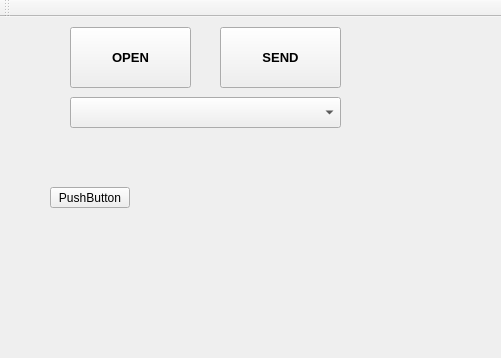
The window that mainwindow.ui (MaximusTRX/Juego_Topo_Qt) describes before a commit, drawn with Qt 5; both pictures show x 0 to 501 and y 0 to 358 of the 957 by 655 pixel window.
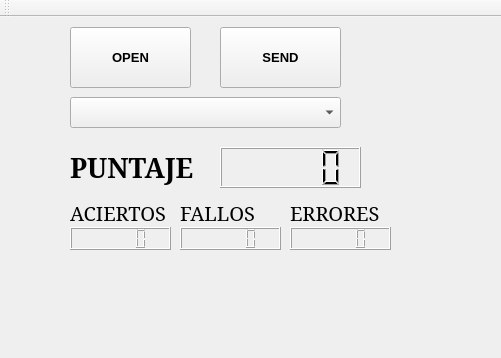
The same window after the commit.

Patch:
```diff
--- a/mainwindow.ui
+++ b/mainwindow.ui
@@ -112,17 +112,132 @@
      </rect>
     </property>
    </widget>
-   <widget class="QPushButton" name="pushButton">
+   <widget class="QLCDNumber" name="lcdNumber">
     <property name="geometry">
      <rect>
-      <x>50</x>
-      <y>170</y>
-      <width>80</width>
-      <height>21</height>
+      <x>70</x>
+      <y>210</y>
+      <width>101</width>
+      <height>23</height>
      </rect>
     </property>
+   </widget>
+   <widget class="QLCDNumber" name="lcdNumber_2">
+    <property name="geometry">
+     <rect>
+      <x>180</x>
+      <y>210</y>
+      <width>101</width>
+      <height>23</height>
+     </rect>
+    </property>
+   </widget>
+   <widget class="QLCDNumber" name="lcdNumber_3">
+    <property name="geometry">
+     <rect>
+      <x>290</x>
+      <y>210</y>
+      <width>101</width>
+      <height>23</height>
+     </rect>
+    </property>
+   </widget>
+   <widget class="QLCDNumber" name="lcdNumber_4">
+    <property name="geometry">
+     <rect>
+      <x>220</x>
+      <y>130</y>
+      <width>141</width>
+      <height>41</height>
+     </rect>
+    </property>
+    <property name="font">
+     <font>
+      <pointsize>20</pointsize>
+     </font>
+    </property>
+   </widget>
+   <widget class="QLabel" name="label">
+    <property name="geometry">
+     <rect>
+      <x>70</x>
+      <y>130</y>
+      <width>141</width>
+      <height>41</height>
+     </rect>
+    </property>
+    <property name="font">
+     <font>
+      <family>MS Serif</family>
+      <pointsize>20</pointsize>
+      <weight>75</weight>
+      <bold>true</bold>
+     </font>
+    </property>
     <property name="text">
-     <string>PushButton</string>
+     <string>PUNTAJE</string>
+    </property>
+   </widget>
+   <widget class="QLabel" name="label_2">
+    <property name="geometry">
+     <rect>
+      <x>70</x>
+      <y>180</y>
+      <width>101</width>
+      <height>31</height>
+     </rect>
+    </property>
+    <property name="font">
+     <font>
+      <family>MS Serif</family>
+      <pointsize>15</pointsize>
+      <weight>50</weight>
+      <bold>false</bold>
+     </font>
+    </property>
+    <property name="text">
+     <string>ACIERTOS</string>
+    </property>
+   </widget>
+   <widget class="QLabel" name="label_3">
+    <property name="geometry">
+     <rect>
+      <x>180</x>
+      <y>180</y>
+      <width>101</width>
+      <height>31</height>
+     </rect>
+    </property>
+    <property name="font">
+     <font>
+      <family>MS Serif</family>
+      <pointsize>15</pointsize>
+      <underline>false</underline>
+      <strikeout>false</strikeout>
+      <kerning>true</kerning>
+     </font>
+    </property>
+    <property name="text">
+     <string>FALLOS</string>
+    </property>
+   </widget>
+   <widget class="QLabel" name="label_4">
+    <property name="geometry">
+     <rect>
+      <x>290</x>
+      <y>180</y>
+      <width>101</width>
+      <height>31</height>
+     </rect>
+    </property>
+    <property name="font">
+     <font>
+      <family>MS Serif</family>
+      <pointsize>15</pointsize>
+     </font>
+    </property>
+    <property name="text">
+     <string>ERRORES</string>
     </property>
    </widget>
   </widget>
```
